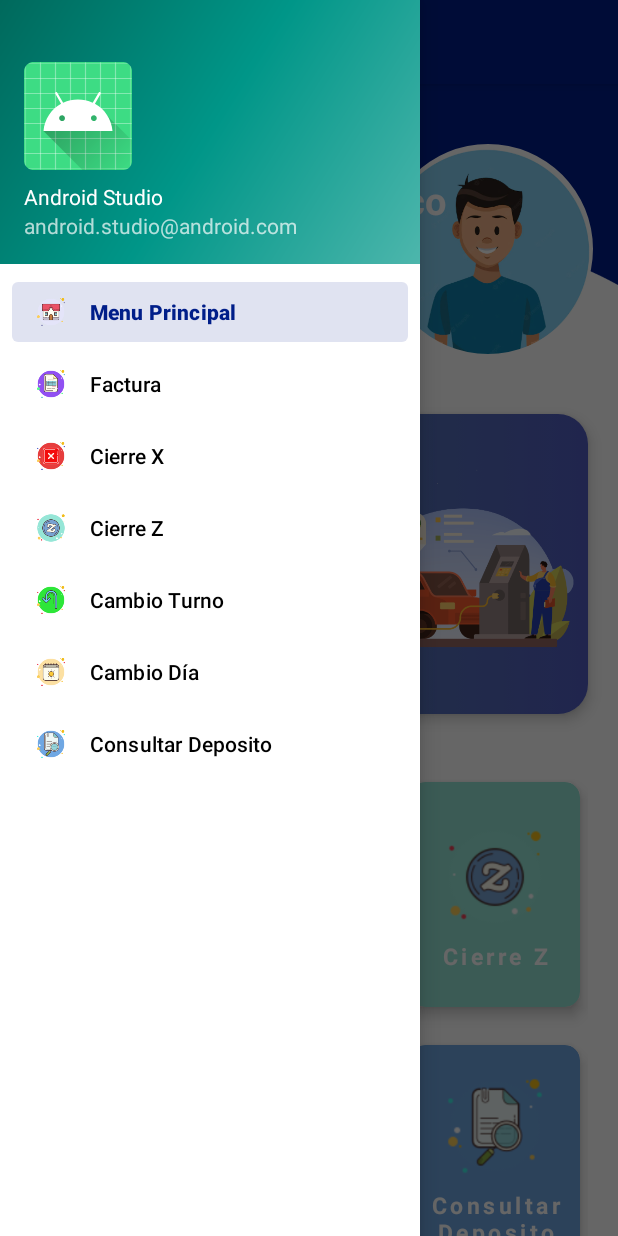
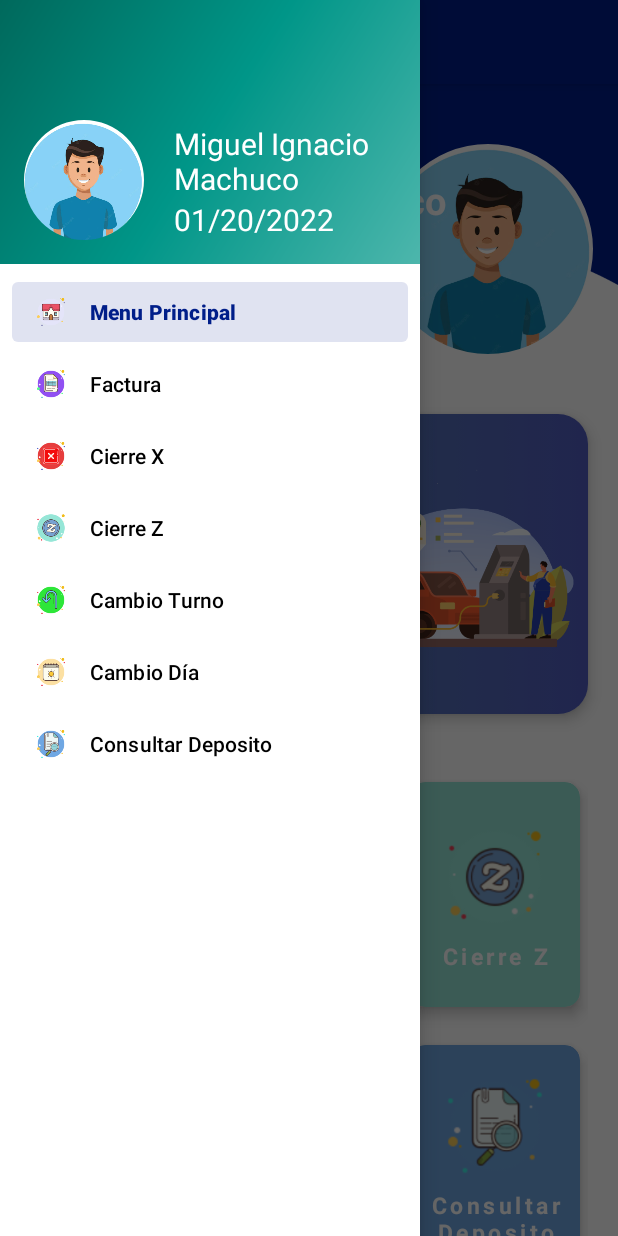
Before and after one commit to melinallacuag/RoblesAPP, an Android app: the screen it shows after launch (MainActivity), with the side drawer open, on a phone screen of 412 x 824 dp. Run offline under Robolectric (Android 15) with nearby library versions, the phone set to English and light mode, and no system bars; our stand-ins replace navigation-ui.

```diff
--- a/app/src/main/res/layout/nav_header_main.xml
+++ b/app/src/main/res/layout/nav_header_main.xml
@@ -5,31 +5,42 @@
     android:layout_height="@dimen/nav_header_height"
     android:background="@drawable/side_nav_bar"
     android:gravity="bottom"
-    android:orientation="vertical"
+    android:orientation="horizontal"
     android:paddingLeft="@dimen/activity_horizontal_margin"
     android:paddingTop="@dimen/activity_vertical_margin"
     android:paddingRight="@dimen/activity_horizontal_margin"
     android:paddingBottom="@dimen/activity_vertical_margin"
     android:theme="@style/ThemeOverlay.AppCompat.Dark">
+    <com.google.android.material.imageview.ShapeableImageView
+        android:id="@+id/imageView2"
+        android:layout_width="80sp"
+        android:layout_height="80sp"
+        android:layout_marginTop="40sp"
+        android:layout_marginEnd="20sp"
+        android:scaleType="centerCrop"
+        android:src="@drawable/foto_empleador"
+        app:layout_constraintEnd_toEndOf="parent"
+        app:layout_constraintHorizontal_bias="0.938"
+        app:layout_constraintStart_toEndOf="@+id/textView10"
+        app:layout_constraintTop_toTopOf="parent"
+        app:shapeAppearanceOverlay="@style/roudperfil" />
 
-    <ImageView
-        android:id="@+id/imageView"
-        android:layout_width="wrap_content"
-        android:layout_height="wrap_content"
-        android:contentDescription="@string/nav_header_desc"
-        android:paddingTop="@dimen/nav_header_vertical_spacing"
-        app:srcCompat="@mipmap/ic_launcher_round" />
-
+<LinearLayout
+    android:layout_width="wrap_content"
+    android:layout_height="wrap_content"
+    android:orientation="vertical">
     <TextView
         android:layout_width="match_parent"
         android:layout_height="wrap_content"
-        android:paddingTop="@dimen/nav_header_vertical_spacing"
-        android:text="@string/nav_header_title"
+        android:text="Miguel Ignacio Machuco"
+        android:textSize="20sp"
         android:textAppearance="@style/TextAppearance.AppCompat.Body1" />
+    <TextView
+        android:layout_width="match_parent"
+        android:layout_height="wrap_content"
+        android:text="01/20/2022"
+        android:textSize="20sp"
+        android:textAppearance="@style/TextAppearance.AppCompat.Body1" />
+</LinearLayout>
 
-    <TextView
-        android:id="@+id/textView"
-        android:layout_width="wrap_content"
-        android:layout_height="wrap_content"
-        android:text="@string/nav_header_subtitle" />
 </LinearLayout>
```
